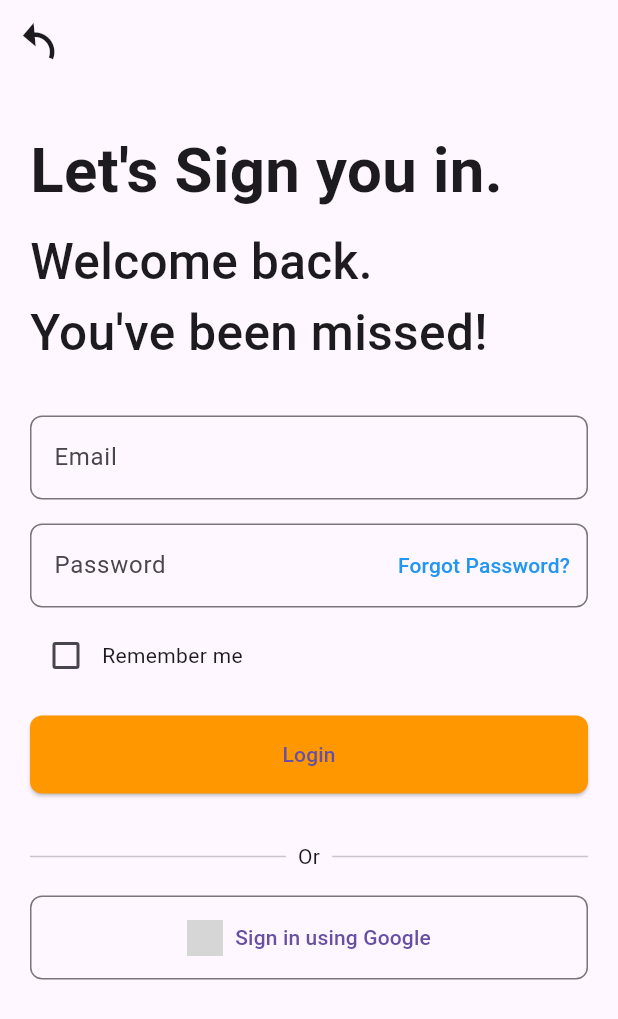
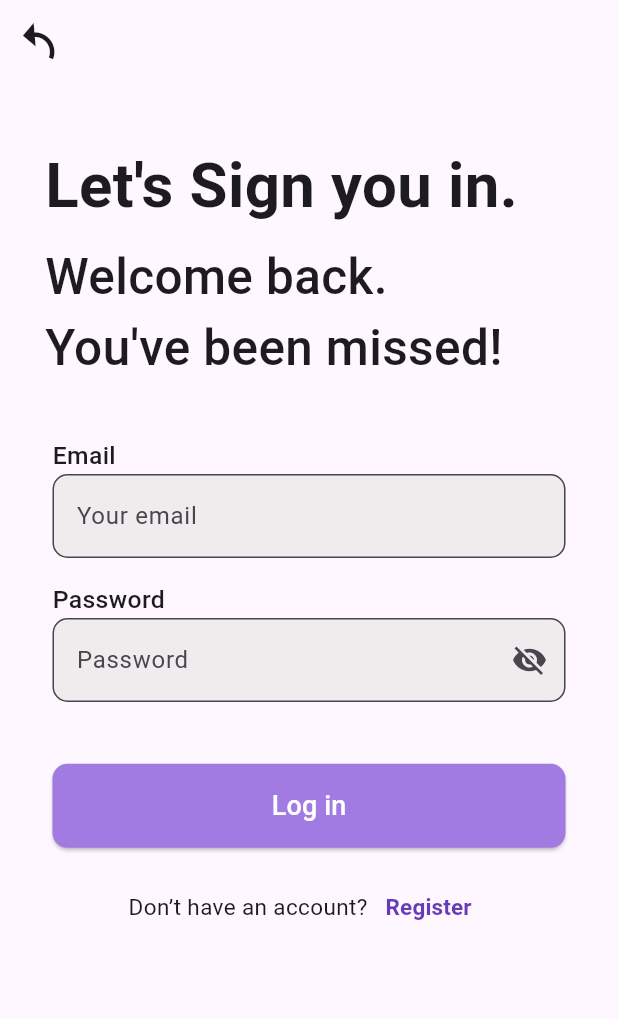
Before and after one commit to abidfayaz2022/Intern-Kaar, a Flutter app: the screen it shows after launch, after a tap on "Sign in", on a phone screen of 412 x 824 dp. Shown: the top 1019 px of the screen. Run offline on Flutter 3.47's test engine with Material 3 defaults, Android fonts, the phone set to English and light mode, and no system bars; grey boxes are pictures that could not be loaded.

Commit message:
login screenand print screen added

```diff
--- /dev/null
+++ b/lib/app/Controllers/login_controller.dart
@@ -0,0 +1,27 @@
+import 'package:flutter/foundation.dart';
+import 'package:flutter/material.dart';
+
+class LoginController {
+  final TextEditingController emailController = TextEditingController();
+  final TextEditingController passwordController = TextEditingController();
+
+  bool rememberMe = false;
+
+  void toggleRememberMe() {
+    rememberMe = !rememberMe;
+  }
+
+  void dispose() {
+    emailController.dispose();
+    passwordController.dispose();
+  }
+
+  void login() {
+  if (kDebugMode) {
+    print("Login Button Pressed");
+    print("Email: ${emailController.text}");
+    print("Password: ${passwordController.text}");
+
+  }
+}
+}
--- /dev/null
+++ b/lib/app/decorators/app_primary_button.dart
@@ -0,0 +1,33 @@
+// app_primary_button.dart
+import 'package:flutter/material.dart';
+
+class AppPrimaryButton extends StatelessWidget {
+  final String text;
+  final VoidCallback onPressed;
+
+  AppPrimaryButton({
+    required this.text,
+    required this.onPressed,
+  });
+
+  @override
+  Widget build(BuildContext context) {
+    return SizedBox(
+      width: double.infinity,
+      child: ElevatedButton(
+        onPressed: onPressed,
+        style: ElevatedButton.styleFrom(
+          backgroundColor: const Color.fromARGB(255, 161, 123, 226),
+          padding: EdgeInsets.symmetric(vertical: 15),
+          shape: RoundedRectangleBorder(
+            borderRadius: BorderRadius.circular(10),
+          ),
+        ),
+        child: Text(
+          text,
+          style: TextStyle(fontSize: 18, color: Colors.white),
+        ),
+      ),
+    );
+  }
+}
--- /dev/null
+++ b/lib/app/decorators/app_subtitle_text.dart
@@ -0,0 +1,21 @@
+// app_subtitle_text.dart
+import 'package:flutter/material.dart';
+
+class AppSubtitleText extends StatelessWidget {
+  final String text;
+  final double fontSize;
+
+  AppSubtitleText({required this.text, required this.fontSize});
+
+  @override
+  Widget build(BuildContext context) {
+    return Text(
+      text,
+      style: TextStyle(
+        fontSize: fontSize,
+        fontWeight: FontWeight.w500,
+      ),
+      textAlign: TextAlign.left,
+    );
+  }
+}
--- /dev/null
+++ b/lib/app/decorators/app_text_field.dart
@@ -0,0 +1,40 @@
+// app_text_field.dart
+import 'package:flutter/material.dart';
+
+class AppTextField extends StatelessWidget {
+  final String hintText;
+  final TextEditingController controller;
+  final bool obscureText;
+  final Widget? suffixIcon;
+
+  AppTextField({
+    required this.hintText,
+    required this.controller,
+    this.obscureText = false,
+    this.suffixIcon,
+  });
+
+  @override
+  Widget build(BuildContext context) {
+    return TextField(
+      controller: controller,
+      obscureText: obscureText,
+      decoration: InputDecoration(
+        hintText: hintText,
+        filled: true,
+        fillColor: const Color.fromARGB(255, 238, 236, 236),
+        border: OutlineInputBorder(
+          borderRadius: BorderRadius.circular(10.0),
+        ),
+        focusedBorder: OutlineInputBorder(
+          borderSide: BorderSide(
+            color: const Color.fromARGB(255, 87, 59, 226),
+            width: 2.0,
+          ),
+          borderRadius: BorderRadius.circular(10.0),
+        ),
+        suffixIcon: suffixIcon,
+      ),
+    );
+  }
+}
--- /dev/null
+++ b/lib/app/decorators/app_title_text.dart
@@ -0,0 +1,21 @@
+// app_title_text.dart
+import 'package:flutter/material.dart';
+
+class AppTitleText extends StatelessWidget {
+  final String text;
+  final double fontSize;
+
+  AppTitleText({required this.text, required this.fontSize});
+
+  @override
+  Widget build(BuildContext context) {
+    return Text(
+      text,
+      style: TextStyle(
+        fontSize: fontSize,
+        fontWeight: FontWeight.bold,
+      ),
+      textAlign: TextAlign.left,
+    );
+  }
+}
--- /dev/null
+++ b/lib/app/decorators/auth_styles.dart
@@ -0,0 +1,51 @@
+import 'package:flutter/material.dart';
+
+class AppStyles {
+  static const Color primaryButtonColor = Color.fromARGB(255, 161, 123, 226);
+  static const Color subtitleTextColor = Color.fromARGB(163, 3, 3, 3);
+  static const Color registerButtonTextColor = Colors.deepPurple;
+
+  static TextStyle titleTextStyle(double screenWidth) => TextStyle(
+        fontSize: screenWidth * 0.08, // Dynamic font size
+        fontWeight: FontWeight.bold,
+        color: Colors.black87,
+      );
+
+  static TextStyle subtitleTextStyle(double screenWidth) => TextStyle(
+        fontSize: screenWidth * 0.05, // Dynamic font size
+        color: subtitleTextColor,
+      );
+
+  static TextStyle signInButtonTextStyle = const TextStyle(
+    fontSize: 18,
+    color: Colors.white,
+  );
+
+  static TextStyle registerTextStyle = const TextStyle(
+    fontSize: 15,
+    fontWeight: FontWeight.bold,
+    color: registerButtonTextColor,
+  );
+
+  static TextStyle noAccountTextStyle = const TextStyle(
+    fontSize: 15,
+  );
+
+  static ButtonStyle signInButtonStyle(double screenWidth) =>
+      ElevatedButton.styleFrom(
+        backgroundColor: primaryButtonColor,
+        padding: EdgeInsets.symmetric(
+          horizontal: screenWidth * 0.3, // Dynamic button padding
+          vertical: 15,
+        ),
+        shape: RoundedRectangleBorder(
+          borderRadius: BorderRadius.circular(10),
+        ),
+      );
+
+  static ButtonStyle registerButtonStyle = TextButton.styleFrom(
+    padding: EdgeInsets.zero,
+    minimumSize: Size(0, 0),
+    tapTargetSize: MaterialTapTargetSize.shrinkWrap,
+  );
+}
--- /dev/null
+++ b/lib/presentation/screens/auth/auth_screen.dart
@@ -0,0 +1,88 @@
+import 'package:flutter/material.dart';
+import 'package:intern_kaar/presentation/screens/auth/login_screen2.dart';
+import 'package:intern_kaar/app/decorators/auth_styles.dart'; // Update the path if necessary
+
+class AuthScreen extends StatelessWidget {
+  @override
+  Widget build(BuildContext context) {
+    final screenWidth = MediaQuery.of(context).size.width;
+    final screenHeight = MediaQuery.of(context).size.height;
+
+    return Scaffold(
+      body: SingleChildScrollView(
+        child: Center(
+          child: Padding(
+            padding: EdgeInsets.symmetric(
+              horizontal: screenWidth * 0.04,
+              vertical: screenHeight * 0.04,
+            ),
+            child: Column(
+              mainAxisAlignment: MainAxisAlignment.center,
+              children: [
+                ClipRRect(
+                  borderRadius: BorderRadius.circular(15.0),
+                  child: Image.asset(
+                    'assets/images/auth_logo.jpg',
+                    height: screenHeight * 0.55,
+                    fit: BoxFit.cover,
+                    width: screenWidth * 0.9,
+                  ),
+                ),
+                SizedBox(height: 20),
+
+                Text(
+                  'Enterprise Task Management',
+                  style: AppStyles.titleTextStyle(screenWidth),
+                  textAlign: TextAlign.center,
+                ),
+                SizedBox(height: 10),
+                Padding(
+                  padding: EdgeInsets.symmetric(horizontal: screenWidth * 0.05),
+                  child: Text(
+                    'Optimizing task management for improved business performance',
+                    style: AppStyles.subtitleTextStyle(screenWidth),
+                    textAlign: TextAlign.center,
+                  ),
+                ),
+                SizedBox(height: 30),
+
+                ElevatedButton(
+                  onPressed: () {
+                    Navigator.push(
+                      context,
+                      MaterialPageRoute(builder: (context) => LoginScreen()),
+                    );
+                  },
+                  style: AppStyles.signInButtonStyle(screenWidth),
+                  child: Text('Sign in', style: AppStyles.signInButtonTextStyle),
+                ),
+                SizedBox(height: 15),
+
+                Row(
+                  mainAxisSize: MainAxisSize.min,
+                  children: [
+                    Text(
+                      "Don’t have an account?",
+                      style: AppStyles.noAccountTextStyle,
+                    ),
+                    SizedBox(width: 2),
+                    TextButton(
+                      onPressed: () {
+                        // Add Register functionality here
+                      },
+                      style: AppStyles.registerButtonStyle,
+                      child: Text(
+                        'Register',
+                        style: AppStyles.registerTextStyle,
+                      ),
+                    ),
+                  ],
+                ),
+              ],
+            ),
+          ),
+        ),
+      ),
+    );
+  }
+}
--- /dev/null
+++ b/lib/presentation/screens/auth/login_screen2.dart
@@ -0,0 +1,120 @@
+import 'package:flutter/material.dart';
+import 'package:intern_kaar/app/decorators/app_primary_button.dart';
+import 'package:intern_kaar/app/decorators/app_subtitle_text.dart';
+import 'package:intern_kaar/app/decorators/app_text_field.dart';
+import 'package:intern_kaar/app/decorators/app_title_text.dart';
+import 'package:intern_kaar/app/Controllers/login_controller.dart';
+import 'package:intern_kaar/presentation/screens/print_details_screen.dart';
+
+class LoginScreen extends StatefulWidget {
+  @override
+  _LoginScreenState createState() => _LoginScreenState();
+}
+
+class _LoginScreenState extends State<LoginScreen> {
+  final LoginController loginController = LoginController();
+
+  @override
+  void dispose() {
+    loginController.dispose();
+    super.dispose();
+  }
+
+  @override
+  Widget build(BuildContext context) {
+    final double screenWidth = MediaQuery.of(context).size.width;
+    final double screenHeight = MediaQuery.of(context).size.height;
+
+    return Scaffold(
+      appBar: AppBar(
+        leading: IconButton(
+          icon: Transform.rotate(
+            angle: 0.7,
+            child: Icon(Icons.undo),
+          ),
+          iconSize: 30,
+          onPressed: () {
+            Navigator.pop(context);
+          },
+        ),
+      ),
+      body: SafeArea(
+        child: SingleChildScrollView(
+          padding: const EdgeInsets.all(30.0),
+          child: Center(
+            child: Column(
+              crossAxisAlignment: CrossAxisAlignment.start,
+              children: [
+                SizedBox(height: 8),
+                AppTitleText(text: "Let's Sign you in.", fontSize: screenWidth * 0.1),
+                SizedBox(height: 8),
+                AppSubtitleText(
+                  text: "Welcome back.\nYou've been missed!",
+                  fontSize: screenWidth * 0.08,
+                ),
+                SizedBox(height: 32),
+                Padding(
+                  padding: EdgeInsets.all(5.0),
+                  child: Column(
+                    crossAxisAlignment: CrossAxisAlignment.start,
+                    children: [
+                      Text("Email", style: TextStyle(fontWeight: FontWeight.w500, fontSize: screenWidth * 0.04)),
+                      AppTextField(
+                        hintText: 'Your email',
+                        controller: loginController.emailController,
+                      ),
+                      SizedBox(height: 16),
+                      Text("Password", style: TextStyle(fontWeight: FontWeight.w500, fontSize: screenWidth * 0.04)),
+                      AppTextField(
+                        hintText: 'Password',
+                        controller: loginController.passwordController,
+                        obscureText: true,
+                        suffixIcon: IconButton(
+                          onPressed: () {},
+                          icon: Icon(Icons.visibility_off),
+                        ),
+                      ),
+                      SizedBox(height: screenHeight * 0.05),
+                      AppPrimaryButton(
+                        text: 'Log in',
+                       onPressed: () {
+                          // Navigate to PrintDetailsScreen
+                          Navigator.push(
+                            context,
+                            MaterialPageRoute(
+                              builder: (context) => PrintDetailsScreen(
+                                email: loginController.emailController.text,
+                                password: loginController.passwordController.text,
+                              ),
+                            ),
+                          );
+                        },
+
+                      ),
+                      SizedBox(height: 15),
+                      Center(
+                        child: Row(
+                          mainAxisSize: MainAxisSize.min,
+                          children: [
+                            Text("Don’t have an account?", style: TextStyle(fontSize: 15)),
+                            TextButton(
+                              onPressed: () {},
+                              child: Text(
+                                'Register',
+                                style: TextStyle(color: Colors.deepPurple, fontWeight: FontWeight.bold, fontSize: 15),
+                              ),
+                            ),
+                          ],
+                        ),
+                      ),
+                    ],
+                  ),
+                ),
+              ],
+            ),
+          ),
+        ),
+      ),
+    );
+  }
+}
--- a/lib/presentation/screens/auth_screen.dart
+++ /dev/null
@@ -1,116 +0,0 @@
-import 'package:flutter/material.dart';
-import 'package:intern_kaar/presentation/screens/login_screen2.dart';
-
-class AuthScreen extends StatelessWidget {
-  @override
-  Widget build(BuildContext context) {
-    // Get the screen's height and width
-    final mediaQuery = MediaQuery.of(context).size;
-
-    return Scaffold(
-      body: SingleChildScrollView(
-        child: Center(
-          child: Padding(
-            padding: EdgeInsets.symmetric(
-              horizontal: mediaQuery.width*0.01,
-              vertical: mediaQuery.height * 0.04, // Adjust the vertical padding based on screen height
-            ),
-            child: Column(
-              mainAxisAlignment: MainAxisAlignment.center,
-              children: [
-                // Add your image here
-                ClipRRect(
-                  borderRadius: BorderRadius.circular(15.0),
-                  child: Image.asset(
-                    'assets/images/auth_logo.jpg',
-                    height: mediaQuery.height * 0.55, // Adjust the image height based on screen height
-                    fit: BoxFit.cover,
-                    width: mediaQuery.width * 1.1, // Adjust the image width based on screen width
-                  ),
-                ),
-                SizedBox(height: 20), // Add space between the image and the text
-
-                // Text widgets for title and subtitle
-                Text(
-                  'Enterprise Task Management',
-                  style: TextStyle(
-                    fontSize: mediaQuery.width * 0.08, // Dynamic font size
-                    fontWeight: FontWeight.bold,
-                    color: Colors.black87,
-                  ),
-                  textAlign: TextAlign.center,
-                ),
-                SizedBox(height: 10),
-                Padding(
-                  padding: const EdgeInsets.symmetric(horizontal: 14),
-                  child: Text(
-                    'Optimizing task management for improved business performance',
-                    style: TextStyle(
-                      fontSize: mediaQuery.width * 0.05, // Dynamic font size
-                      color: const Color.fromARGB(163, 3, 3, 3),
-                    ),
-                    textAlign: TextAlign.center,
-                  ),
-                ),
-                SizedBox(height: 30),
-
-                // Sign In button
-                ElevatedButton(
-                  onPressed: () {
-                    Navigator.push(context,
-                     MaterialPageRoute(builder: (context) => LoginScreen()),);
-                  },
-                  style: ElevatedButton.styleFrom(
-                    backgroundColor: const Color.fromARGB(255, 161, 123, 226),
-                    padding: EdgeInsets.symmetric(
-                      horizontal: mediaQuery.width * 0.3, // Dynamic button padding
-                      vertical: 15,
-                    ),
-                    shape: RoundedRectangleBorder(
-                      borderRadius: BorderRadius.circular(10),
-                    ),
-                  ),
-                  child: Text(
-                    'Sign in',
-                    style: TextStyle(fontSize: 18, color: Colors.white),
-                  ),
-                ),
-                SizedBox(height: 15),
-
-                // Register option
-                Row(
-                  mainAxisSize: MainAxisSize.min,
-                  children: [
-                    Text(
-                      "Don’t have an account?",
-                      style: TextStyle(fontSize: 15),
-                    ),
-                    SizedBox(width: 2),
-                    TextButton(
-                      onPressed: () {
-                        // Add Register functionality here
-                      },
-                      style: TextButton.styleFrom(
-                        padding: EdgeInsets.zero,
-                        minimumSize: Size(0, 0),
-                        tapTargetSize: MaterialTapTargetSize.shrinkWrap,
-                      ),
-                      child: Text(
-                        'Register',
-                        style: TextStyle(
-                          color: Colors.deepPurple,
-                          fontWeight: FontWeight.bold,
-                          fontSize: 15,
-                        ),
-                      ),
-                    ),
-                  ],
-                ),
-              ],
-            ),
-          ),
-        ),
-      ),
-    );
-  }
-}
--- a/lib/presentation/screens/login_screen2.dart
+++ /dev/null
@@ -1,181 +0,0 @@
-import 'package:flutter/material.dart';
-
-class LoginScreen extends StatefulWidget {
-  @override
-  _LoginScreenState createState() => _LoginScreenState();
-}
-
-class _LoginScreenState extends State<LoginScreen> {
-  // Controllers to handle user input
-  final TextEditingController _emailController = TextEditingController();
-  final TextEditingController _passwordController = TextEditingController();
-
-  bool _rememberMe = false;
-
-  @override
-  Widget build(BuildContext context) {
-    // Get the screen's height and width
-    final mediaQuery = MediaQuery.of(context).size;
-
-    return Scaffold(
-      appBar: AppBar(
-        leading: IconButton(
-          icon: Transform.rotate(
-            angle: 0.7,
-            child: Icon(Icons.undo),
-          ), // Customize your back button icon
-          iconSize: 30,
-          onPressed: () {
-            Navigator.pop(context); // Add functionality for back button
-          },
-        ),
-      ),
-      body: SingleChildScrollView(
-        child: Padding(
-          padding: const EdgeInsets.all(20.0),
-          child: Center(
-            child: Column(
-
-              crossAxisAlignment: CrossAxisAlignment.start,
-              children: [
-                SizedBox(height: 8),
-
-                Column(
-                  crossAxisAlignment: CrossAxisAlignment.start,
-                  children: [
-                    Text(
-                      "Let's Sign you in.",
-                      style: TextStyle(
-                        fontSize: mediaQuery.width * 0.1,
-                        fontWeight: FontWeight.bold,
-                      ),
-                      textAlign: TextAlign.left,
-                    ),
-                    SizedBox(height: 8), // Adjust height as needed
-                    Text(
-                      "Welcome back.\nYou've been missed!",
-                      style: TextStyle(
-                        fontSize: mediaQuery.width * 0.08,
-                        fontWeight: FontWeight.w500,
-                      ),
-                      textAlign: TextAlign.left,
-                    ),
-                  ],
-                ),
-
-                SizedBox(height: 32),
-                // Email/Phone number input
-                TextField(
-                  controller: _emailController,
-                  decoration: InputDecoration(
-                    labelText: 'Email',
-                    hintText: 'Email@Example.com',
-                    border: OutlineInputBorder(
-                      borderRadius: BorderRadius.circular(8.0),
-                    ),
-                  ),
-                ),
-                SizedBox(height: 16),
-                // Password input
-                TextField(
-                  controller: _passwordController,
-                  obscureText: true,
-                  decoration: InputDecoration(
-                    labelText: 'Password',
-                    hintText: 'Enter 8 Characters or more',
-                    border: OutlineInputBorder(
-                      borderRadius: BorderRadius.circular(8.0),
-                    ),
-                    suffixIcon: TextButton(
-                      onPressed: () {
-                        // Handle Forgot Password
-                        print("Forgot Password tapped");
-                      },
-                      child: Text(
-                        'Forgot Password?',
-                        style: TextStyle(
-                          color: Colors.blue,
-                        ),
-                      ),
-                    ),
-                  ),
-                ),
-                SizedBox(height: 8),
-                // Remember me checkbox
-                Row(
-                  children: [
-                    Checkbox(
-                      value: _rememberMe,
-                      onChanged: (bool? value) {
-                        setState(() {
-                          _rememberMe = value ?? false;
-                        });
-                      },
-                    ),
-                    Text('Remember me'),
-                  ],
-                ),
-                SizedBox(height: 16),
-                // Login button
-                SizedBox(
-                  width: double.infinity,
-                  child: ElevatedButton(
-                    onPressed: () {
-                      // Handle login
-                      print("Login Button Pressed");
-                      print("Email: ${_emailController.text}");
-                      print("Password: ${_passwordController.text}");
-                      print("Remember Me: $_rememberMe");
-                    },
-                    style: ElevatedButton.styleFrom(
-                      padding: EdgeInsets.symmetric(vertical: 16.0),
-                      backgroundColor: Colors.orange,
-                      shape: RoundedRectangleBorder(
-                        borderRadius: BorderRadius.circular(8.0),
-                      ),
-                    ),
-                    child: Text('Login'),
-                  ),
-                ),
-                SizedBox(height: 32),
-                // Divider with 'Or'
-                Row(
-                  children: [
-                    Expanded(child: Divider()),
-                    Padding(
-                      padding: const EdgeInsets.symmetric(horizontal: 8.0),
-                      child: Text('Or'),
-                    ),
-                    Expanded(child: Divider()),
-                  ],
-                ),
-                SizedBox(height: 16),
-                // Sign in using Google button with a local asset image
-                SizedBox(
-                  width: double.infinity,
-                  child: OutlinedButton.icon(
-                    onPressed: () {
-                      print("Google Sign-in pressed");
-                    },
-                    icon: Image.network(
-                      'https://upload.wikimedia.org/wikipedia/commons/2/2d/Google-favicon-2015.png',
-                      height: 24,
-                      width: 24,
-                    ),
-                    label: Text('Sign in using Google'),
-                    style: OutlinedButton.styleFrom(
-                      padding: EdgeInsets.symmetric(vertical: 16.0),
-                      shape: RoundedRectangleBorder(
-                        borderRadius: BorderRadius.circular(8.0),
-                      ),
-                    ),
-                  ),
-                ),
-              ],
-            ),
-          ),
-        ),
-      ),
-    );
-  }
-}
--- /dev/null
+++ b/lib/presentation/screens/print_details_screen.dart
@@ -0,0 +1,28 @@
+import 'package:flutter/material.dart';
+
+class PrintDetailsScreen extends StatelessWidget {
+  final String email;
+  final String password;
+
+  PrintDetailsScreen({required this.email, required this.password});
+
+  @override
+  Widget build(BuildContext context) {
+    return Scaffold(
+      appBar: AppBar(
+        title: Text('Details Entered'),
+      ),
+      body: Padding(
+        padding: const EdgeInsets.all(16.0),
+        child: Column(
+          crossAxisAlignment: CrossAxisAlignment.start,
+          children: [
+            Text("Email: $email", style: TextStyle(fontSize: 18)),
+            SizedBox(height: 10),
+            Text("Password: $password", style: TextStyle(fontSize: 18)),
+          ],
+        ),
+      ),
+    );
+  }
+}
--- a/lib/presentation/screens/splash_screen.dart
+++ b/lib/presentation/screens/splash_screen.dart
@@ -1,5 +1,5 @@
 import 'package:flutter/material.dart';
-import 'package:intern_kaar/presentation/screens/auth_screen.dart';
+import 'package:intern_kaar/presentation/screens/auth/auth_screen.dart';
 import 'dart:async';
 
 class SplashScreen extends StatelessWidget {
```
Also changed, not shown: lib/config/app_constants.dart (added), lib/config/app_theme.dart (added), lib/presentation/screens/auth/login_screen.dart (renamed from lib/presentation/screens/login_screen.dart).
